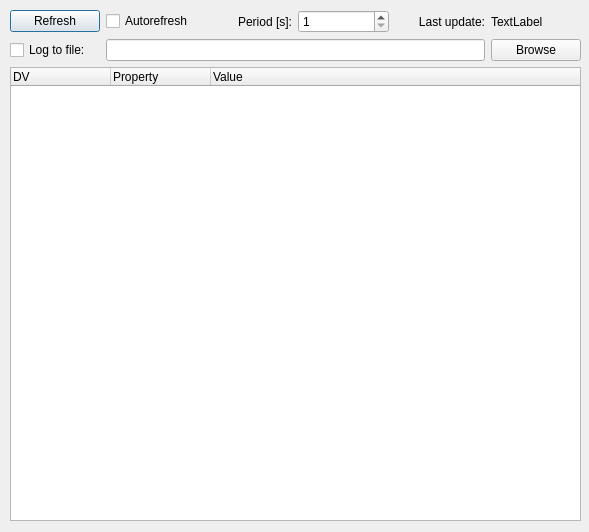
Old version of the form ui/diag.ui in the repository kmzbrnoI/mtb-config-tool.
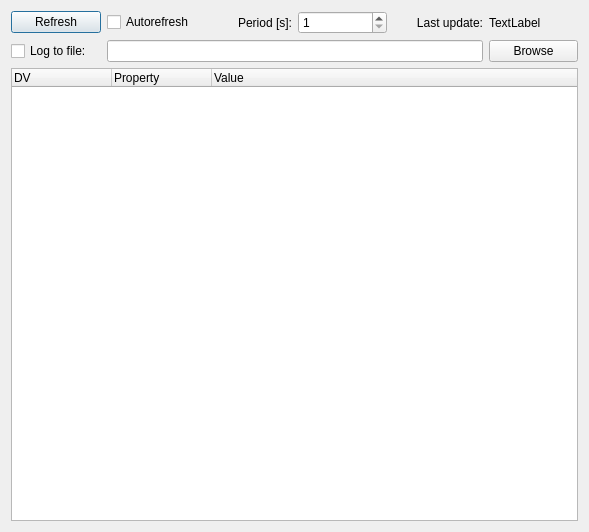
New version of the form.

Commit message: Diag window management, open, close.

```diff
--- a/ui/diag.ui
+++ b/ui/diag.ui
@@ -13,15 +13,8 @@
   <property name="windowTitle">
    <string>Dialog</string>
   </property>
-  <widget class="QWidget" name="gridLayoutWidget">
-   <property name="geometry">
-    <rect>
-     <x>10</x>
-     <y>10</y>
-     <width>571</width>
-     <height>511</height>
-    </rect>
-   </property>
+  <layout class="QGridLayout" name="gridLayout">
+   <item row="0" column="0">
    <layout class="QGridLayout" name="gl_main">
     <item row="3" column="2">
      <widget class="QLabel" name="label_2">
@@ -111,7 +104,8 @@
      <widget class="QLineEdit" name="le_log_filename"/>
     </item>
    </layout>
-  </widget>
+   </item>
+  </layout>
  </widget>
  <resources/>
  <connections/>
```
Lines whose indentation alone changed are shown as unchanged. The commit also changes 5 other files.
